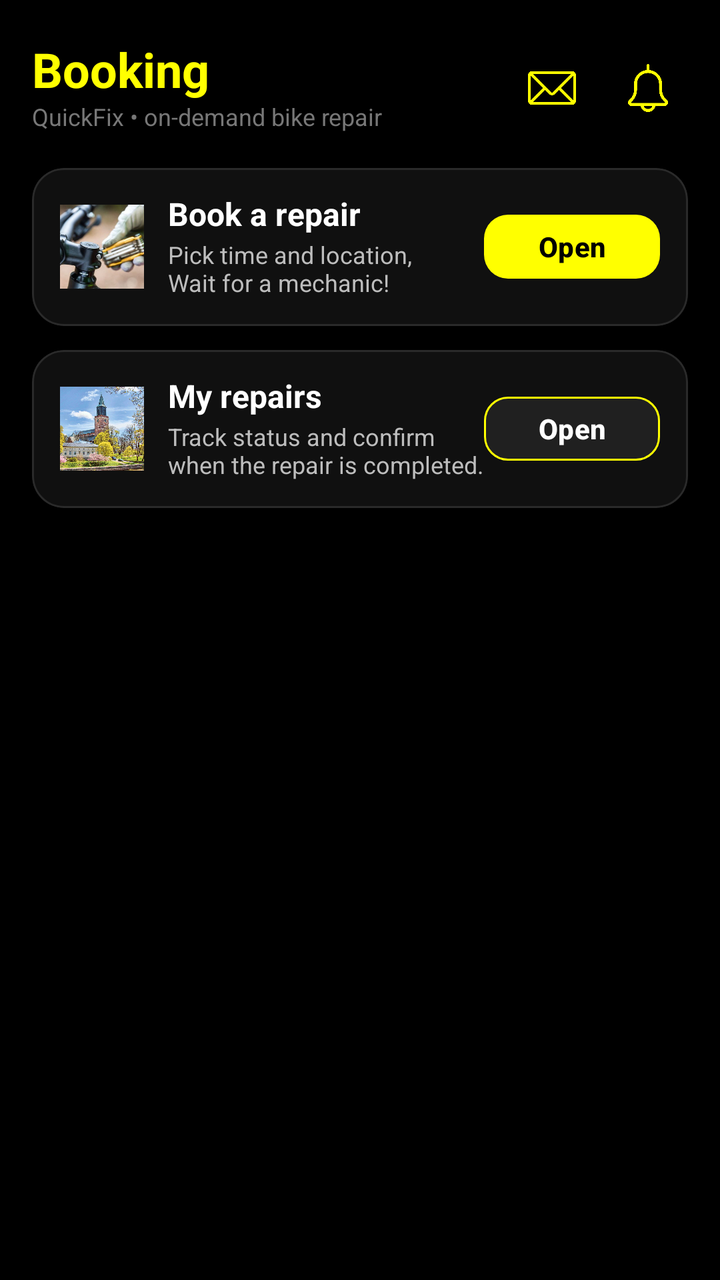
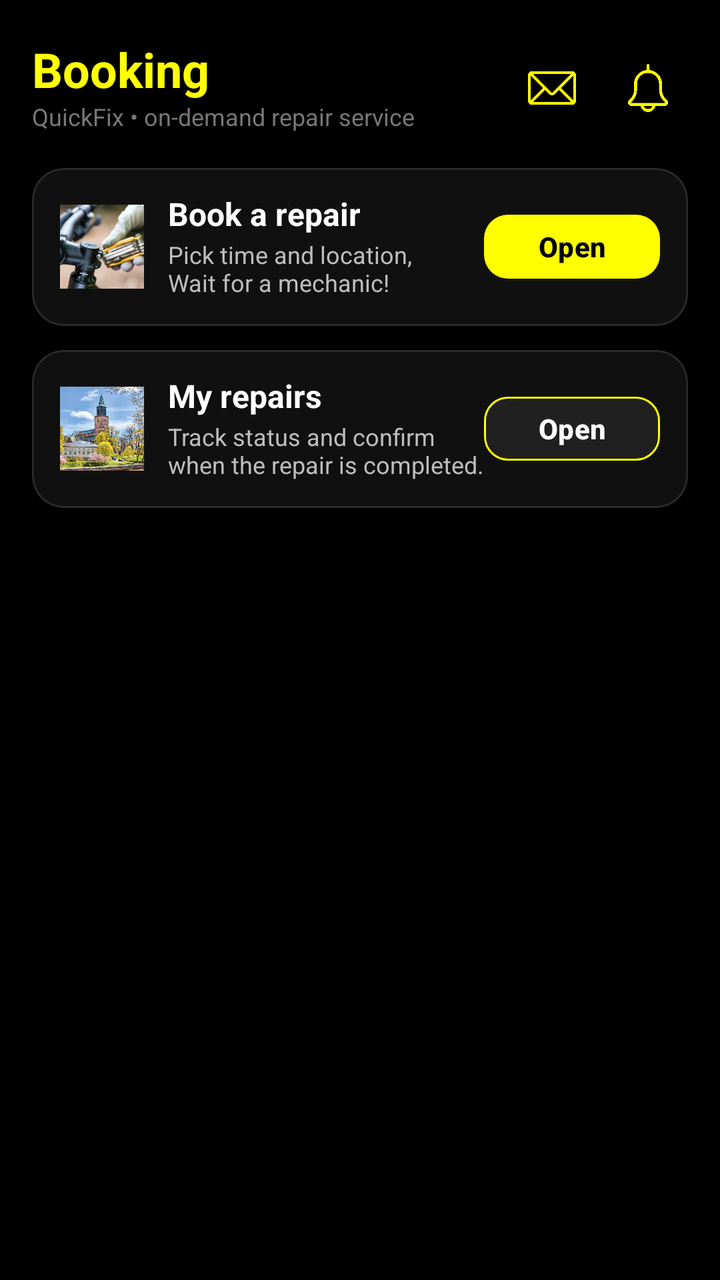

Compare the two renders of this Android layout. The source of the first and the diff that turns it into the second are given below.
<!-- AndroidManifest.xml: application theme Theme.MyApplication -->
<!-- res/layout/fragment_booking.xml -->
<?xml version="1.0" encoding="utf-8"?>
<ScrollView xmlns:android="http://schemas.android.com/apk/res/android"
    xmlns:app="http://schemas.android.com/apk/res-auto"
    android:layout_width="match_parent"
    android:layout_height="match_parent"
    android:background="#000000"
    android:fillViewport="true"
    android:paddingBottom="10dp">

    <LinearLayout
        android:layout_width="match_parent"
        android:layout_height="wrap_content"
        android:orientation="vertical"
        android:padding="16dp">

        
        <FrameLayout
            android:layout_width="match_parent"
            android:layout_height="56dp"
            android:layout_marginBottom="12dp">

            
            <LinearLayout
                android:layout_width="wrap_content"
                android:layout_height="wrap_content"
                android:layout_gravity="start|center_vertical"
                android:orientation="vertical">

                <TextView
                    android:id="@+id/tvBookingHeader"
                    android:layout_width="wrap_content"
                    android:layout_height="wrap_content"
                    android:text="Booking"
                    android:textStyle="bold"
                    android:textSize="24sp"
                    android:textColor="#FFFF00"
                    android:includeFontPadding="false" />

                <TextView
                    android:id="@+id/tvBookingSub"
                    android:layout_width="wrap_content"
                    android:layout_height="wrap_content"
                    android:layout_marginTop="2dp"
                    android:text="QuickFix • on-demand bike repair"
                    android:textSize="12sp"
                    android:textColor="#777777"
                    android:includeFontPadding="false" />
            </LinearLayout>

            <include
                android:id="@+id/includeHeaderActions"
                layout="@layout/view_header_actions"
                android:layout_width="wrap_content"
                android:layout_height="wrap_content"
                android:layout_gravity="end|center_vertical" />
        </FrameLayout>

        
        <com.google.android.material.card.MaterialCardView
            android:layout_width="match_parent"
            android:layout_height="wrap_content"
            android:layout_marginBottom="12dp"
            app:cardCornerRadius="16dp"
            app:cardElevation="0dp"
            app:strokeColor="#2A2A2A"
            app:strokeWidth="1dp"
            app:cardBackgroundColor="#101010">

            <LinearLayout
                android:layout_width="match_parent"
                android:layout_height="wrap_content"
                android:orientation="horizontal"
                android:padding="14dp"
                android:gravity="center_vertical">

                
                <ImageView
                    android:layout_width="42dp"
                    android:layout_height="42dp"
                    android:src="@drawable/home_request"
                    android:contentDescription="@null" />

                <LinearLayout
                    android:layout_width="0dp"
                    android:layout_height="wrap_content"
                    android:layout_weight="1"
                    android:layout_marginStart="12dp"
                    android:orientation="vertical">

                    <TextView
                        android:id="@+id/tvBookTitle"
                        android:layout_width="match_parent"
                        android:layout_height="wrap_content"
                        android:text="Book a repair"
                        android:textStyle="bold"
                        android:textSize="16sp"
                        android:textColor="#FFFFFF"
                        android:includeFontPadding="false" />

                    <TextView
                        android:id="@+id/tvBookHint"
                        android:layout_width="match_parent"
                        android:layout_height="wrap_content"
                        android:layout_marginTop="4dp"
                        android:text="Pick time and location,\nWait for a mechanic!"
                        android:textSize="12sp"
                        android:textColor="#BDBDBD"
                        android:maxLines="2"
                        android:ellipsize="end"
                        android:includeFontPadding="false" />
                </LinearLayout>

                <com.google.android.material.button.MaterialButton
                    android:id="@+id/btnOpenBookingForm"
                    android:layout_width="wrap_content"
                    android:layout_height="40dp"
                    android:text="Open"
                    android:textAllCaps="false"
                    android:textStyle="bold"
                    android:textColor="#000000"
                    app:cornerRadius="12dp"
                    app:backgroundTint="#FFFF00" />
            </LinearLayout>
        </com.google.android.material.card.MaterialCardView>

        
        <com.google.android.material.card.MaterialCardView
            android:layout_width="match_parent"
            android:layout_height="wrap_content"
            app:cardCornerRadius="16dp"
            app:cardElevation="0dp"
            app:strokeColor="#2A2A2A"
            app:strokeWidth="1dp"
            app:cardBackgroundColor="#101010">

            <LinearLayout
                android:layout_width="match_parent"
                android:layout_height="wrap_content"
                android:orientation="horizontal"
                android:padding="14dp"
                android:gravity="center_vertical">

                
                <ImageView
                    android:layout_width="42dp"
                    android:layout_height="42dp"
                    android:src="@drawable/home_bike_hero"
                    android:contentDescription="@null" />

                <LinearLayout
                    android:layout_width="0dp"
                    android:layout_height="wrap_content"
                    android:layout_weight="1"
                    android:layout_marginStart="12dp"
                    android:orientation="vertical">

                    <TextView
                        android:id="@+id/tvRepairsTitle"
                        android:layout_width="match_parent"
                        android:layout_height="wrap_content"
                        android:text="My repairs"
                        android:textStyle="bold"
                        android:textSize="16sp"
                        android:textColor="#FFFFFF"
                        android:includeFontPadding="false" />

                    <TextView
                        android:id="@+id/tvRepairsHint"
                        android:layout_width="match_parent"
                        android:layout_height="wrap_content"
                        android:layout_marginTop="4dp"
                        android:text="Track status and confirm when the repair is completed."
                        android:textSize="12sp"
                        android:textColor="#BDBDBD"
                        android:maxLines="2"
                        android:ellipsize="end"
                        android:includeFontPadding="false" />
                </LinearLayout>

                <com.google.android.material.button.MaterialButton
                    android:id="@+id/btnOpenMyRepairs"
                    android:layout_width="wrap_content"
                    android:layout_height="40dp"
                    android:text="Open"
                    android:textAllCaps="false"
                    android:textStyle="bold"
                    android:textColor="#FFFFFF"
                    app:cornerRadius="12dp"
                    app:backgroundTint="#202020"
                    app:strokeColor="#FFFF00"
                    app:strokeWidth="1dp" />
            </LinearLayout>
        </com.google.android.material.card.MaterialCardView>

        
        <View
            android:layout_width="match_parent"
            android:layout_height="24dp" />

    </LinearLayout>
</ScrollView>
<!-- res/layout/view_header_actions.xml (included above) -->
<?xml version="1.0" encoding="utf-8"?>
<LinearLayout xmlns:android="http://schemas.android.com/apk/res/android"
    xmlns:app="http://schemas.android.com/apk/res-auto"
    android:layout_width="wrap_content"
    android:layout_height="wrap_content"
    android:orientation="horizontal"
    android:gravity="center_vertical">

    
    <ImageButton
        android:id="@+id/btnMessages"
        android:layout_width="40dp"
        android:layout_height="40dp"
        android:background="@android:color/transparent"
        android:padding="8dp"
        android:scaleType="centerInside"
        android:contentDescription="Messages"
        android:src="@drawable/ic_message"
        app:tint="#FFFF00" />

    <View
        android:layout_width="8dp"
        android:layout_height="1dp" />

    
    <include
        android:id="@+id/includeNotifBell"
        layout="@layout/view_notification_bell" />

</LinearLayout>
<!-- res/layout/view_notification_bell.xml (included above) -->
<?xml version="1.0" encoding="utf-8"?>
<FrameLayout xmlns:android="http://schemas.android.com/apk/res/android"
    xmlns:app="http://schemas.android.com/apk/res-auto"
    android:layout_width="40dp"
    android:layout_height="40dp">

    <ImageButton
        android:id="@+id/btnNotifications"
        android:layout_width="40dp"
        android:layout_height="40dp"
        android:background="@android:color/transparent"
        android:src="@drawable/bell"
        android:contentDescription="Notifications"
        android:padding="8dp"
        android:scaleType="centerInside"
        app:tint="#FFFF00" />

    <TextView
        android:id="@+id/tvNotifBadge"
        android:layout_width="18dp"
        android:layout_height="18dp"
        android:layout_gravity="end|top"
        android:layout_marginTop="2dp"
        android:layout_marginEnd="2dp"
        android:background="@drawable/bg_badge_red_circle"
        android:gravity="center"
        android:textColor="#FFFFFF"
        android:textSize="11sp"
        android:textStyle="bold"
        android:visibility="gone" />

</FrameLayout>
<!-- resources referenced by this layout -->
<resources>
  <!-- drawable bell: png bitmap (drawable, 10949 bytes) -->
  <!-- drawable bg_badge_red_circle (drawable) -->
  <shape xmlns:android="http://schemas.android.com/apk/res/android" android:shape="oval">
      <solid android:color="#FF3B30"/>  
  </shape>
  <!-- drawable home_bike_hero: png bitmap (drawable, 545208 bytes) -->
  <!-- drawable home_request: png bitmap (drawable, 303131 bytes) -->
  <!-- drawable ic_message: png bitmap (drawable, 9451 bytes) -->
  <style name="Theme.MyApplication" parent="Base.Theme.MyApplication" />
  <style name="Base.Theme.MyApplication" parent="Theme.Material3.DayNight.NoActionBar">
          <item name="android:statusBarColor">#000000</item>
          <item name="android:navigationBarColor">#101010</item>
  
          <item name="android:windowLightStatusBar">false</item>
  
          <item name="android:windowLightNavigationBar" tools:targetApi="27">false</item>
      </style>
</resources>

<!-- the commit's change to res/layout/fragment_booking.xml (unified diff, before → after) -->
@@ -41,7 +41,7 @@
                     android:layout_width="wrap_content"
                     android:layout_height="wrap_content"
                     android:layout_marginTop="2dp"
-                    android:text="QuickFix • on-demand bike repair"
+                    android:text="QuickFix • on-demand repair service"
                     android:textSize="12sp"
                     android:textColor="#777777"
                     android:includeFontPadding="false" />
